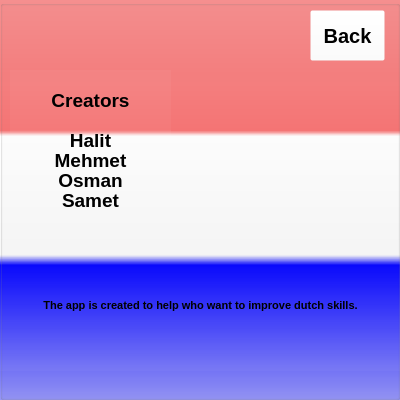
First picture: the form in ui/credentials.ui, repository s4mto/FlashCard-DBMS, before the edit.
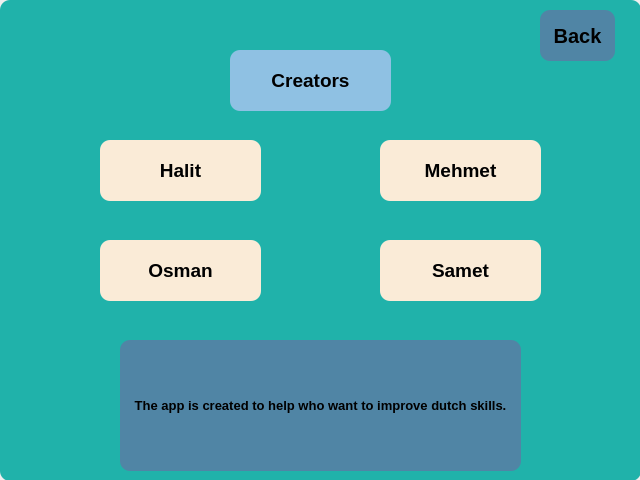
Second picture: the form after the edit.

What changed in the file:
```diff
--- a/ui/credentials.ui
+++ b/ui/credentials.ui
@@ -6,21 +6,12 @@
    <rect>
     <x>0</x>
     <y>0</y>
-    <width>400</width>
-    <height>400</height>
+    <width>640</width>
+    <height>480</height>
    </rect>
   </property>
-  <property name="minimumSize">
-   <size>
-    <width>400</width>
-    <height>400</height>
-   </size>
-  </property>
-  <property name="maximumSize">
-   <size>
-    <width>400</width>
-    <height>400</height>
-   </size>
+  <property name="cursor">
+   <cursorShape>ArrowCursor</cursorShape>
   </property>
   <property name="windowTitle">
    <string>PyBoysFlashcards</string>
@@ -31,12 +22,16 @@
      <rect>
       <x>0</x>
       <y>0</y>
-      <width>400</width>
-      <height>400</height>
+      <width>641</width>
+      <height>481</height>
      </rect>
     </property>
     <property name="styleSheet">
-     <string notr="true">background-color: qlineargradient(spread:pad, x1:0, y1:0, x2:0, y2:1, stop:0 rgba(255, 0, 0, 102), stop:0.326316 rgba(255, 0, 0, 130), stop:0.339799 rgba(255, 255, 255, 255), stop:0.636842 rgba(255, 255, 255, 135), stop:0.662469 rgba(0, 0, 255, 255), stop:1 rgba(0, 0, 255, 95));</string>
+     <string notr="true">background-color: rgb(32,178,170);
+border-top-right-radius: 10px;
+border-bottom-right-radius: 10px;
+border-top-left-radius: 10px;
+border-bottom-left-radius: 10px;</string>
     </property>
     <property name="title">
      <string/>
@@ -44,7 +39,7 @@
     <widget class="QPushButton" name="pushButton">
      <property name="geometry">
       <rect>
-       <x>310</x>
+       <x>540</x>
        <y>10</y>
        <width>75</width>
        <height>51</height>
@@ -58,7 +53,11 @@
       </font>
      </property>
      <property name="styleSheet">
-      <string notr="true">background-color: rgb(255, 255, 255,10);</string>
+      <string notr="true">background-color: rgba(80,133,165 );
+border-top-right-radius: 10px;
+border-bottom-right-radius: 10px;
+border-top-left-radius: 10px;
+border-bottom-left-radius: 10px;</string>
      </property>
      <property name="text">
       <string>Back</string>
@@ -67,8 +66,8 @@
     <widget class="QLabel" name="label">
      <property name="geometry">
       <rect>
-       <x>10</x>
-       <y>70</y>
+       <x>230</x>
+       <y>50</y>
        <width>161</width>
        <height>61</height>
       </rect>
@@ -81,8 +80,11 @@
       </font>
      </property>
      <property name="styleSheet">
-      <string notr="true">background-color: rgb(255, 255, 255,10);
-border-color: rgb(255, 255, 255,10);</string>
+      <string notr="true">background-color: rgb(143, 193, 227);
+border-top-right-radius: 10px;
+border-bottom-right-radius: 10px;
+border-top-left-radius: 10px;
+border-bottom-left-radius: 10px;</string>
      </property>
      <property name="text">
       <string>Creators</string>
@@ -94,10 +96,10 @@
     <widget class="QLabel" name="label_2">
      <property name="geometry">
       <rect>
-       <x>10</x>
-       <y>130</y>
+       <x>100</x>
+       <y>140</y>
        <width>161</width>
-       <height>21</height>
+       <height>61</height>
       </rect>
      </property>
      <property name="font">
@@ -108,8 +110,11 @@
       </font>
      </property>
      <property name="styleSheet">
-      <string notr="true">background-color: rgb(255, 255, 255,10);
-border-color: rgb(255, 255, 255,10);</string>
+      <string notr="true">background-color: rgba(250,235,215 );
+border-top-right-radius: 10px;
+border-bottom-right-radius: 10px;
+border-top-left-radius: 10px;
+border-bottom-left-radius: 10px;</string>
      </property>
      <property name="text">
       <string>Halit</string>
@@ -121,10 +126,10 @@
     <widget class="QLabel" name="label_3">
      <property name="geometry">
       <rect>
-       <x>10</x>
-       <y>190</y>
+       <x>380</x>
+       <y>240</y>
        <width>161</width>
-       <height>21</height>
+       <height>61</height>
       </rect>
      </property>
      <property name="font">
@@ -135,8 +140,11 @@
       </font>
      </property>
      <property name="styleSheet">
-      <string notr="true">background-color: rgb(255, 255, 255,10);
-border-color: rgb(255, 255, 255,10);</string>
+      <string notr="true">background-color: rgba(250,235,215 );
+border-top-right-radius: 10px;
+border-bottom-right-radius: 10px;
+border-top-left-radius: 10px;
+border-bottom-left-radius: 10px;</string>
      </property>
      <property name="text">
       <string>Samet</string>
@@ -148,10 +156,10 @@
     <widget class="QLabel" name="label_4">
      <property name="geometry">
       <rect>
-       <x>10</x>
-       <y>170</y>
+       <x>100</x>
+       <y>240</y>
        <width>161</width>
-       <height>21</height>
+       <height>61</height>
       </rect>
      </property>
      <property name="font">
@@ -162,8 +170,11 @@
       </font>
      </property>
      <property name="styleSheet">
-      <string notr="true">background-color: rgb(255, 255, 255,10);
-border-color: rgb(255, 255, 255,10);</string>
+      <string notr="true">background-color: rgba(250,235,215 );
+border-top-right-radius: 10px;
+border-bottom-right-radius: 10px;
+border-top-left-radius: 10px;
+border-bottom-left-radius: 10px;</string>
      </property>
      <property name="text">
       <string>Osman</string>
@@ -175,10 +186,10 @@
     <widget class="QLabel" name="label_5">
      <property name="geometry">
       <rect>
-       <x>10</x>
-       <y>150</y>
+       <x>380</x>
+       <y>140</y>
        <width>161</width>
-       <height>21</height>
+       <height>61</height>
       </rect>
      </property>
      <property name="font">
@@ -189,8 +200,11 @@
       </font>
      </property>
      <property name="styleSheet">
-      <string notr="true">background-color: rgb(255, 255, 255,10);
-border-color: rgb(255, 255, 255,10);</string>
+      <string notr="true">background-color: rgba(250,235,215 );
+border-top-right-radius: 10px;
+border-bottom-right-radius: 10px;
+border-top-left-radius: 10px;
+border-bottom-left-radius: 10px;</string>
      </property>
      <property name="text">
       <string>Mehmet</string>
@@ -202,22 +216,25 @@
     <widget class="QLabel" name="label_6">
      <property name="geometry">
       <rect>
-       <x>0</x>
-       <y>240</y>
+       <x>120</x>
+       <y>340</y>
        <width>401</width>
        <height>131</height>
       </rect>
      </property>
      <property name="font">
       <font>
-       <pointsize>8</pointsize>
+       <pointsize>10</pointsize>
        <weight>75</weight>
        <bold>true</bold>
       </font>
      </property>
      <property name="styleSheet">
-      <string notr="true">background-color: rgb(255, 255, 255,10);
-border-color: rgb(255, 255, 255,10);</string>
+      <string notr="true">background-color: rgba(80,133,165 );
+border-top-right-radius: 10px;
+border-bottom-right-radius: 10px;
+border-top-left-radius: 10px;
+border-bottom-left-radius: 10px;</string>
      </property>
      <property name="text">
       <string>The app is created to help who want to improve dutch skills.</string>
```
Left out of the diff: 6 changed lines with no effect on the pictures.
